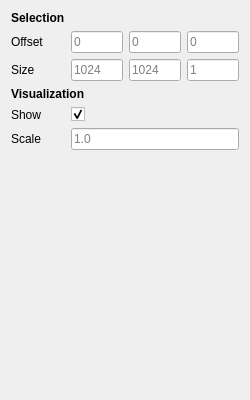
This is include/ui/plugins/fom_toolbox.ui in VRGroupRWTH/pli_view as Qt 5 draws it before an edit. The edited form follows.
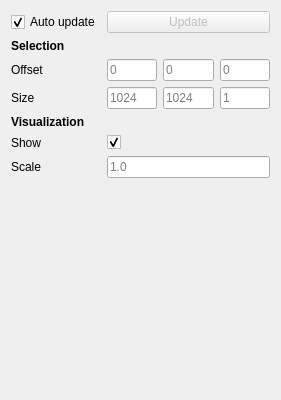
This is the edited form.

Patch:
```diff
--- a/include/ui/plugins/fom_toolbox.ui
+++ b/include/ui/plugins/fom_toolbox.ui
@@ -6,7 +6,7 @@
    <rect>
     <x>0</x>
     <y>0</y>
-    <width>250</width>
+    <width>281</width>
     <height>400</height>
    </rect>
   </property>
@@ -15,6 +15,26 @@
   </property>
   <layout class="QGridLayout" name="gridLayout">
    <item row="0" column="0">
+    <widget class="QCheckBox" name="checkbox_auto_update">
+     <property name="text">
+      <string>Auto update</string>
+     </property>
+     <property name="checked">
+      <bool>true</bool>
+     </property>
+    </widget>
+   </item>
+   <item row="0" column="1" colspan="3">
+    <widget class="QPushButton" name="button_update">
+     <property name="enabled">
+      <bool>false</bool>
+     </property>
+     <property name="text">
+      <string>Update</string>
+     </property>
+    </widget>
+   </item>
+   <item row="1" column="0">
     <widget class="QLabel" name="label_subset">
      <property name="sizePolicy">
       <sizepolicy hsizetype="Expanding" vsizetype="Fixed">
@@ -36,14 +56,14 @@
      </property>
     </widget>
    </item>
-   <item row="1" column="0">
+   <item row="2" column="0">
     <widget class="QLabel" name="label_offset">
      <property name="text">
       <string>Offset</string>
      </property>
     </widget>
    </item>
-   <item row="1" column="1">
+   <item row="2" column="1">
     <widget class="QLineEdit" name="line_edit_offset_x">
      <property name="sizePolicy">
       <sizepolicy hsizetype="Expanding" vsizetype="Fixed">
@@ -62,7 +82,7 @@
      </property>
     </widget>
    </item>
-   <item row="1" column="2">
+   <item row="2" column="2">
     <widget class="QLineEdit" name="line_edit_offset_y">
      <property name="sizePolicy">
       <sizepolicy hsizetype="Expanding" vsizetype="Fixed">
@@ -81,7 +101,7 @@
      </property>
     </widget>
    </item>
-   <item row="1" column="3">
+   <item row="2" column="3">
     <widget class="QLineEdit" name="line_edit_offset_z">
      <property name="sizePolicy">
       <sizepolicy hsizetype="Expanding" vsizetype="Fixed">
@@ -100,14 +120,14 @@
      </property>
     </widget>
    </item>
-   <item row="2" column="0">
+   <item row="3" column="0">
     <widget class="QLabel" name="label_size">
      <property name="text">
       <string>Size</string>
      </property>
     </widget>
    </item>
-   <item row="2" column="1">
+   <item row="3" column="1">
     <widget class="QLineEdit" name="line_edit_size_x">
      <property name="sizePolicy">
       <sizepolicy hsizetype="Expanding" vsizetype="Fixed">
@@ -126,7 +146,7 @@
      </property>
     </widget>
    </item>
-   <item row="2" column="2">
+   <item row="3" column="2">
     <widget class="QLineEdit" name="line_edit_size_y">
      <property name="sizePolicy">
       <sizepolicy hsizetype="Expanding" vsizetype="Fixed">
@@ -145,7 +165,7 @@
      </property>
     </widget>
    </item>
-   <item row="2" column="3">
+   <item row="3" column="3">
     <widget class="QLineEdit" name="line_edit_size_z">
      <property name="sizePolicy">
       <sizepolicy hsizetype="Expanding" vsizetype="Fixed">
@@ -164,7 +184,7 @@
      </property>
     </widget>
    </item>
-   <item row="3" column="0" colspan="2">
+   <item row="4" column="0">
     <widget class="QLabel" name="label_visualization">
      <property name="sizePolicy">
       <sizepolicy hsizetype="Expanding" vsizetype="Fixed">
@@ -186,14 +206,14 @@
      </property>
     </widget>
    </item>
-   <item row="4" column="0">
+   <item row="5" column="0">
     <widget class="QLabel" name="label_show">
      <property name="text">
       <string>Show</string>
      </property>
     </widget>
    </item>
-   <item row="4" column="1">
+   <item row="5" column="1">
     <widget class="QCheckBox" name="checkbox_show">
      <property name="layoutDirection">
       <enum>Qt::LeftToRight</enum>
@@ -206,21 +226,21 @@
      </property>
     </widget>
    </item>
-   <item row="5" column="0">
+   <item row="6" column="0">
     <widget class="QLabel" name="label_scale">
      <property name="text">
       <string>Scale</string>
      </property>
     </widget>
    </item>
-   <item row="5" column="1" colspan="3">
+   <item row="6" column="1" colspan="3">
     <widget class="QLineEdit" name="line_edit_scale">
      <property name="placeholderText">
       <string>1.0</string>
      </property>
     </widget>
    </item>
-   <item row="6" column="0" colspan="4">
+   <item row="7" column="0">
     <spacer name="spacer">
      <property name="orientation">
       <enum>Qt::Vertical</enum>
```
